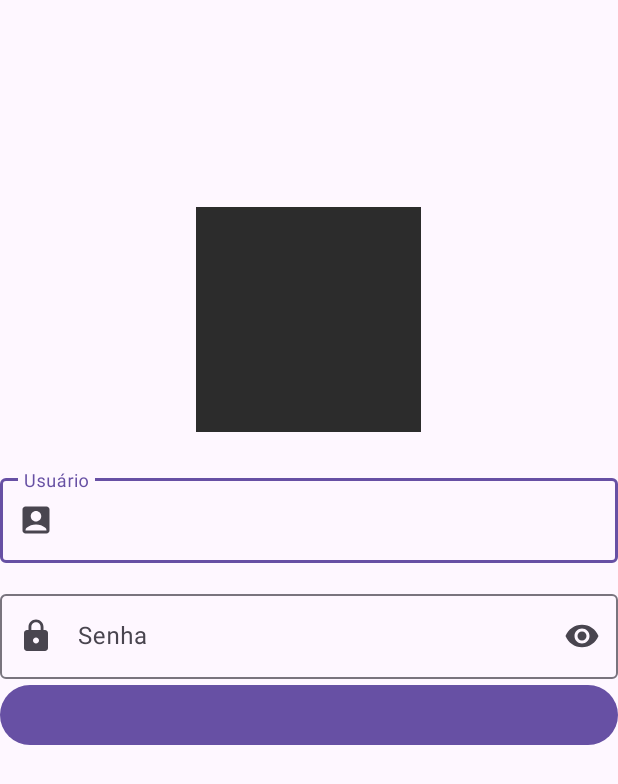
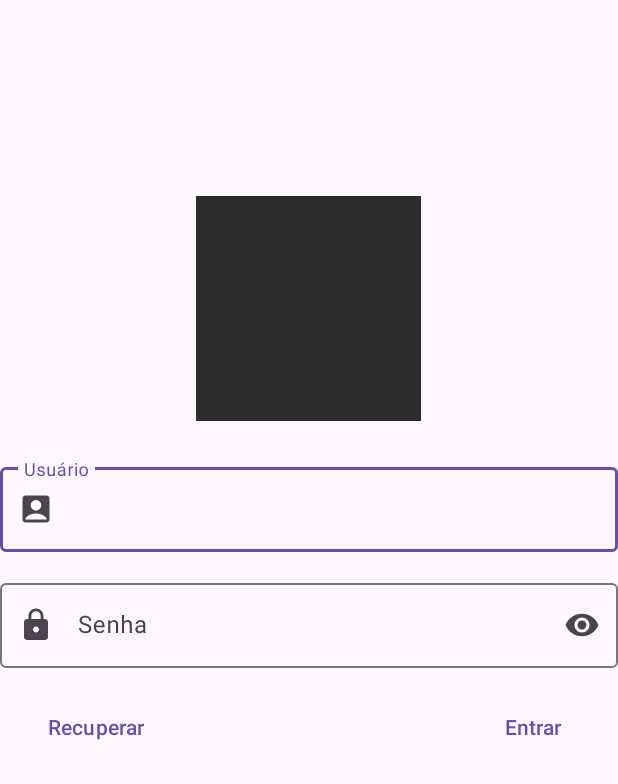
Before and after one commit to Tiraz/LojinhaBike, an Android app: the screen it shows after launch (LoginActivity), on a phone screen of 412 x 824 dp. Shown: the top 784 px of the screen. Run offline under Robolectric (Android 15) with nearby library versions, the phone set to English and light mode, and no system bars.

Commit message:
cadastrar + recuperar senha

```diff
--- a/app/src/main/res/layout/login_layout.xml
+++ b/app/src/main/res/layout/login_layout.xml
@@ -55,7 +55,19 @@
         android:layout_height="wrap_content">
 
         <com.google.android.material.button.MaterialButton
-            android:layout_width="match_parent"
+            android:text="Recuperar "
+            style="@style/Widget.Material3.Button.TextButton"
+            android:layout_marginRight="100dp"
+            android:layout_marginLeft="19dp"
+            android:layout_marginTop="15dp"
+            android:layout_width="wrap_content"
+            android:layout_height="wrap_content"/>
+        <com.google.android.material.button.MaterialButton
+            android:text="Entrar"
+            style="@style/Widget.Material3.Button.TextButton"
+            android:layout_marginLeft="100dp"
+            android:layout_marginTop="15dp"
+            android:layout_width="wrap_content"
             android:layout_height="wrap_content"/>
 
     </LinearLayout>
```
Also changed, not shown: app/src/main/AndroidManifest.xml (+7 -5 lines), app/src/main/java/br/com/etecia/myapp/CadastrarSenhaActivity.java (added, +24 -0 lines), app/src/main/java/br/com/etecia/myapp/RecuperarSenhaActivity.java (added, +24 -0 lines), app/src/main/res/layout/cadastrar_senha_layout.xml (added, +10 -0 lines), app/src/main/res/layout/menu_principal_layout.xml (+12 -2 lines), app/src/main/res/layout/recuperar_senha_layout.xml (added, +10 -0 lines).
